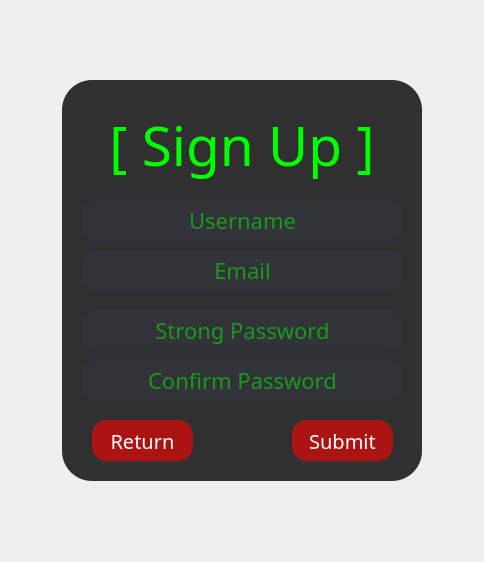
This is Client/pages/signup_page.ui in Kolby-MacDonald/AvailData as Qt 5 draws it before an edit. The edited form follows.
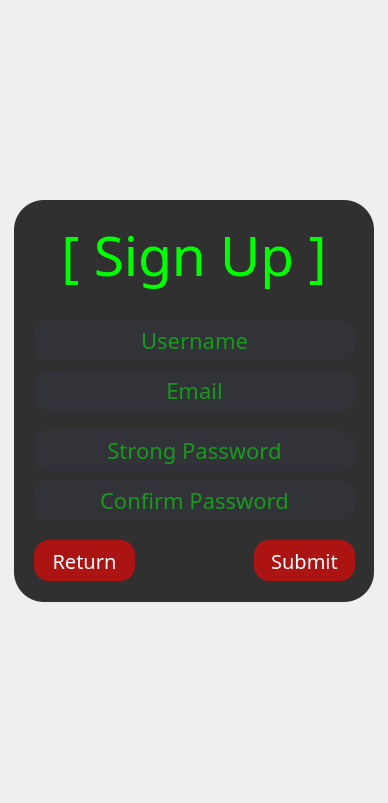
This is the edited form. Icons and pictures are not drawn.

```diff
--- a/Client/pages/signup_page.ui
+++ b/Client/pages/signup_page.ui
@@ -9,8 +9,8 @@
    <rect>
     <x>0</x>
     <y>0</y>
-    <width>484</width>
-    <height>562</height>
+    <width>388</width>
+    <height>803</height>
    </rect>
   </property>
   <property name="sizePolicy">
@@ -49,7 +49,7 @@
      <property name="minimumSize">
       <size>
        <width>360</width>
-       <height>401</height>
+       <height>402</height>
       </size>
      </property>
      <property name="styleSheet">
@@ -134,7 +134,7 @@
       </property>
       <property name="geometry">
        <rect>
-        <x>230</x>
+        <x>240</x>
         <y>340</y>
         <width>101</width>
         <height>41</height>
@@ -245,7 +245,7 @@
       <property name="geometry">
        <rect>
         <x>0</x>
-        <y>30</y>
+        <y>20</y>
         <width>360</width>
         <height>70</height>
        </rect>
@@ -277,7 +277,7 @@
       </property>
       <property name="geometry">
        <rect>
-        <x>30</x>
+        <x>20</x>
         <y>340</y>
         <width>101</width>
         <height>41</height>
```
